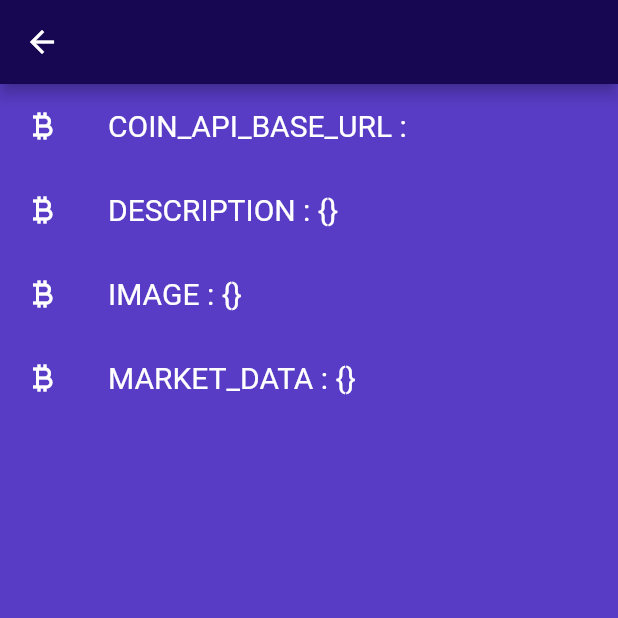
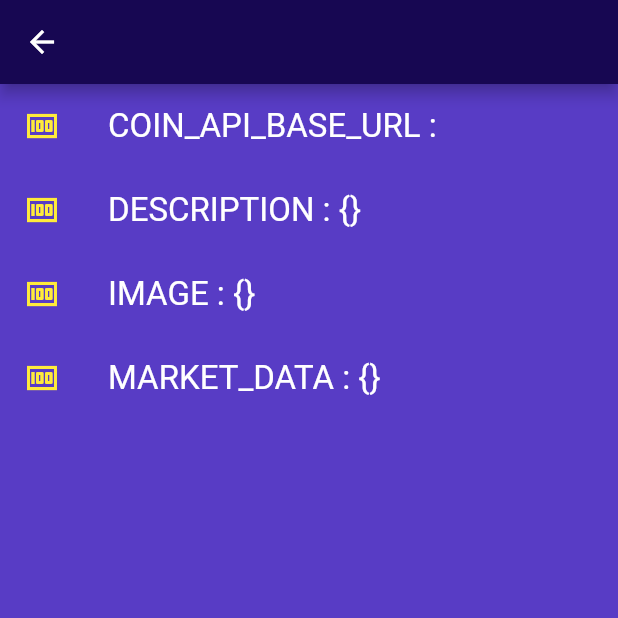
Before and after one commit to Riyansh1608/CoinCap, a Flutter app: the Details screen opened directly with empty values, on a phone screen of 412 x 824 dp, the top half of it. Run offline on Flutter 3.47's test engine with Material 2 defaults, Android fonts, the phone set to English and light mode, and no system bars; our stand-ins replace animated_text_kit, dio, get_it; network calls fail.

```diff
--- a/lib/main.dart
+++ b/lib/main.dart
@@ -1,6 +1,5 @@
-import 'dart:convert'; //
+import 'dart:convert';
 import 'package:coincap/models/app_config.dart';
-import 'package:coincap/pages/home_page.dart';
 import 'package:coincap/pages/splash_screen.dart';
 import 'package:coincap/services/http_services.dart';
 import 'package:flutter/material.dart';
--- a/lib/pages/details_page.dart
+++ b/lib/pages/details_page.dart
@@ -11,7 +11,7 @@ class Details extends StatelessWidget {
     return Scaffold(
       appBar: AppBar(
         backgroundColor: Color.fromARGB(255, 23, 7, 82),
-        title: Text(coin),
+        title: Text(coin.toUpperCase()),
         centerTitle: true,
       ),
       body: SafeArea(
@@ -20,15 +20,15 @@ class Details extends StatelessWidget {
             itemBuilder: (_context, _index) {
               String _currency = _currencies[_index];
               return ListTile(
-                leading: Icon(
-                  Icons.currency_bitcoin,
-                  color: Colors.white,
+                leading: const Icon(
+                  Icons.money,
+                  color: Colors.yellow,
                 ),
                 title: Text(
                   "${_currency.toUpperCase()} : ${list[_currency]}",
                   style: const TextStyle(
                       color: Colors.white,
-                      fontSize: 20,
+                      fontSize: 22,
                       fontWeight: FontWeight.w400),
                 ),
               );
--- a/lib/pages/splash_screen.dart
+++ b/lib/pages/splash_screen.dart
@@ -27,7 +27,7 @@ class _SplashState extends State<Splash> with TickerProviderStateMixin {
   }
 
   startTime() async {
-    return Timer(const Duration(seconds: 5), () {
+    return Timer(const Duration(seconds: 8), () {
       Navigator.pushReplacement(
           context, MaterialPageRoute(builder: (context) => const Home()));
     });
```
Also changed, not shown: lib/pages/home_page.dart (+39 -13 lines).
